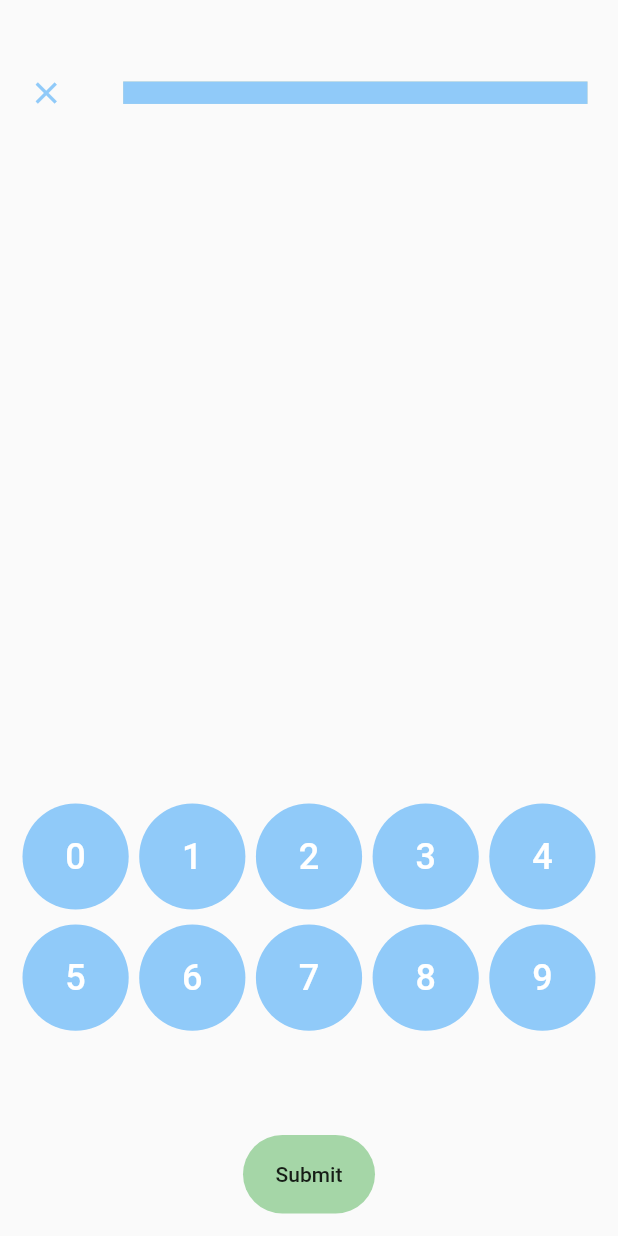
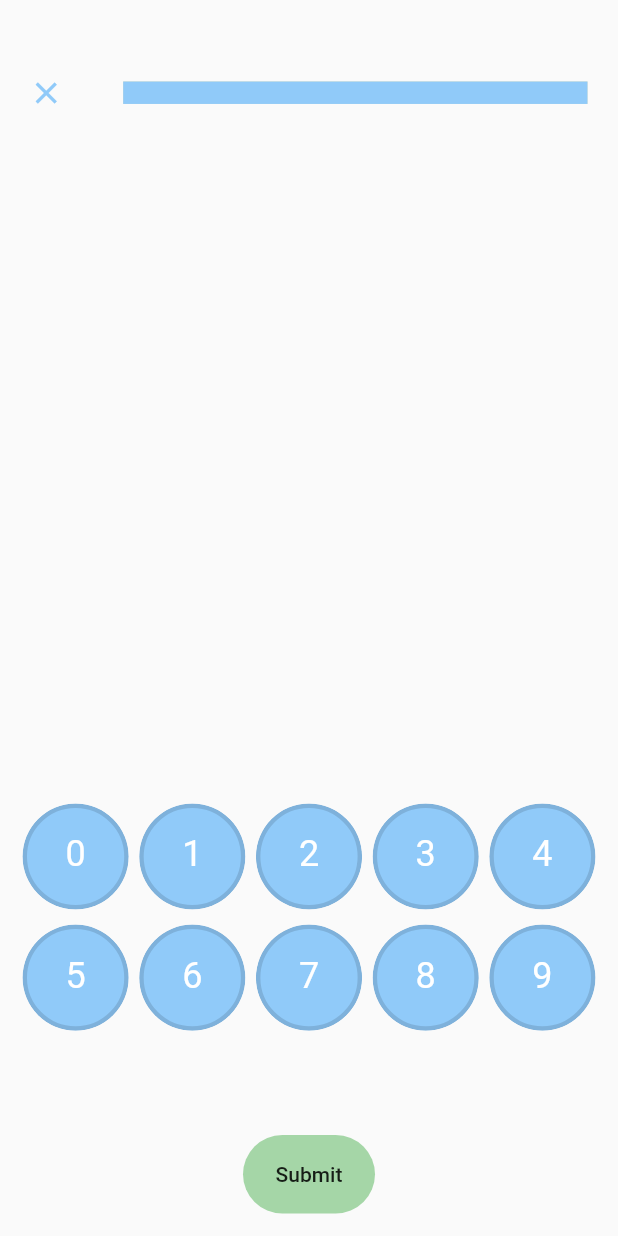
Before and after one commit to pauek/juego_sumas, a Flutter app: the OperationScreen screen opened directly, on a phone screen of 412 x 824 dp. Run offline on Flutter 3.47's test engine with Material 2 defaults, Android fonts, the phone set to English and light mode, and no system bars; drawn by our look-alikes of percent_indicator; our stand-ins replace flutter_svg; missing offline and left inert: overlay_container; statements that could not run were skipped.

Commit message:
Add CustomButton widget

```diff
--- /dev/null
+++ b/lib/widgets/custom_buton.dart
@@ -0,0 +1,43 @@
+import 'package:flutter/material.dart';
+
+class CustomButton extends StatelessWidget {
+  final double height;
+  final double width;
+  final Color color;
+  final Widget child;
+  final bool isCircle;
+
+  CustomButton({
+    this.height,
+    this.width,
+    this.color,
+    this.child,
+    this.isCircle,
+  });
+
+  @override
+  Widget build(BuildContext context) {
+    return ClipRRect(
+      borderRadius: BorderRadius.circular(50),
+      child: Container(
+        height: height,
+        width: width,
+        decoration: BoxDecoration(
+          color: color,
+          shape: isCircle ? BoxShape.circle : BoxShape.rectangle,
+          borderRadius: isCircle ? null : BorderRadius.circular(50),
+          border: Border.all(
+            color: Colors.black12,
+            width: 3,
+          ),
+        ),
+        padding: isCircle ? EdgeInsets.all(17) : EdgeInsets.all(5),
+        // margin: EdgeInsets.symmetric(
+        //   horizontal: 5,
+        //   vertical: 5,
+        // ),
+        child: child,
+      ),
+    );
+  }
+}
--- a/lib/widgets/options.dart
+++ b/lib/widgets/options.dart
@@ -1,39 +1,39 @@
 import 'package:flutter/material.dart';
+import 'package:juego_sumas/widgets/custom_buton.dart';
 import 'package:provider/provider.dart';
 import 'package:juego_sumas/model/exercise_sequence.dart';
 
 class DigitKeyboard extends StatelessWidget {
-
   @override
   Widget build(BuildContext context) {
     final exerciseSequence = Provider.of<ExerciseSequence>(context);
 
-
-
-    return !exerciseSequence.isCorrect ? GridView.count(
+    return !exerciseSequence.isCorrect
+        ? GridView.count(
             crossAxisCount: 5,
             mainAxisSpacing: 10,
             crossAxisSpacing: 7,
             children: List.generate(10, (index) {
-        return Container(
+              return GestureDetector(
+                onTap: () {
+                  exerciseSequence.setDigit(index);
+                },
+                child: CustomButton(
                   height: 50,
                   width: 50,
-          child: FlatButton(
-            shape: StadiumBorder(),
                   color: Colors.blue[200],
-            textColor: Colors.white,
-            onPressed: () {
-              exerciseSequence.setDigit(index);
-            },
+                  isCircle: true,
                   child: Text(
                     '$index',
-              style: TextStyle(fontSize: 24),
+                    style: TextStyle(fontSize: 24, color: Colors.white),
+                    textAlign: TextAlign.center,
                   ),
                 ),
               );
             }),
           )
-    :
-   Container();
+        : Container(
+          height: 15,
+        );
   }
 }
--- a/lib/widgets/selectable_digit.dart
+++ b/lib/widgets/selectable_digit.dart
@@ -34,7 +34,8 @@ class SelectableDigit extends StatelessWidget {
             decoration: BoxDecoration(
               color: color,
               borderRadius: BorderRadius.all(Radius.circular(15)),
-              border: Border.all(color: Colors.blue[200], width: 1),
+              // border: Border.all(color: Colors.blue[200], width: 1),
+              border: Border.all(color: Colors.black12, width: 3),
             ),
             child: Text(
               (seq.number[index] == -1 ? ' ' : '${seq.number[index]}'),
```
Also changed, not shown: lib/screens/exercise_screen.dart (+42 -14 lines), lib/screens/main_screen.dart (+31 -17 lines). Lines whose indentation alone changed are shown as unchanged.
